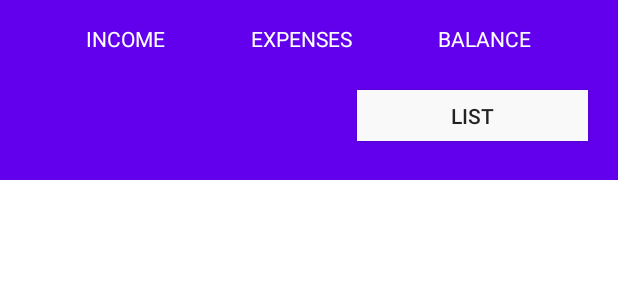
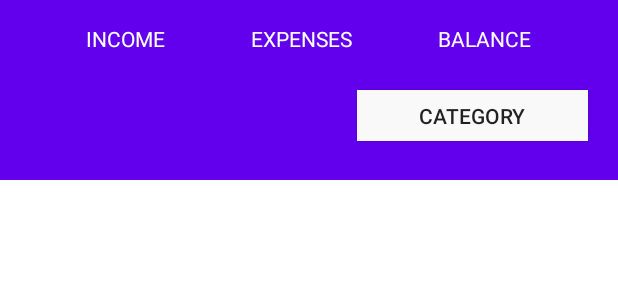
Before and after one commit to Omar-su/TDA367-LEEFO-Project, an Android app: the layout fragment_home.xml on its own in the app's theme, with its tools: preview values and no code run, on a phone screen of 412 x 824 dp. Shown: the top 300 px of the screen. Run offline under Robolectric (Android 15) with nearby library versions, the phone set to English and light mode, and no system bars.

Commit message:
fixed my bug with togglebutton

```diff
--- a/app/src/main/java/com/leefo/budgetapplication/view/HomeFragment.java
+++ b/app/src/main/java/com/leefo/budgetapplication/view/HomeFragment.java
@@ -39,10 +39,10 @@ public class HomeFragment extends Fragment {
         toggle.setOnCheckedChangeListener(new CompoundButton.OnCheckedChangeListener() {
             public void onCheckedChanged(CompoundButton buttonView, boolean isChecked) {
                 if (isChecked) {
-                    getActivity().getSupportFragmentManager().beginTransaction().replace(R.id.FrameLayout_middleSection_Home, new HomeListViewFragment()).commit();
+                    getActivity().getSupportFragmentManager().beginTransaction().replace(R.id.FrameLayout_middleSection_Home, new HomeCategoryViewFragment()).commit();
 
                 } else {
-                    getActivity().getSupportFragmentManager().beginTransaction().replace(R.id.FrameLayout_middleSection_Home, new HomeCategoryViewFragment()).commit();
+                    getActivity().getSupportFragmentManager().beginTransaction().replace(R.id.FrameLayout_middleSection_Home, new HomeListViewFragment()).commit();
                 }
             }
         });
--- a/app/src/main/res/layout/fragment_home.xml
+++ b/app/src/main/res/layout/fragment_home.xml
@@ -60,8 +60,8 @@
             android:layout_marginEnd="20dp"
             android:background="@color/grey_background"
             android:text="ToggleButton"
-            android:textOff="List"
-            android:textOn="Category"
+            android:textOff="Category"
+            android:textOn="List"
             app:layout_constraintEnd_toEndOf="parent"
             app:layout_constraintTop_toTopOf="parent" />
 
```
